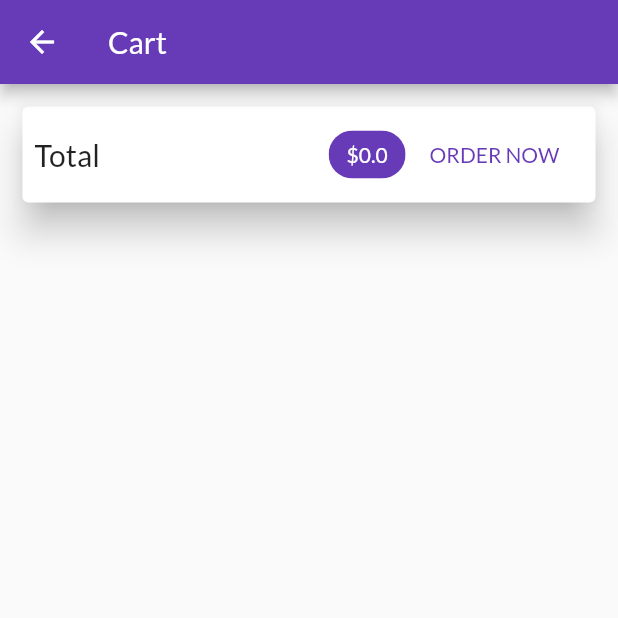
After one commit to lekyvong09/C1903L_C1810L_C1906L_Flutter_shop, a Flutter app: the CartScreen screen opened by its route, on a phone screen of 412 x 824 dp, the top half of it. The commit adds this screen. Run offline on Flutter 3.47's test engine with Material 2 defaults, Android fonts, the phone set to English and light mode, and no system bars; network calls fail; project files that could hold a hidden picture were left out.

Commit message:
Shopping Cart: cart Screen

```diff
--- a/lib/main.dart
+++ b/lib/main.dart
@@ -1,5 +1,6 @@
 import 'package:flutter/material.dart';
 import 'package:my_second_app/models/cart.dart';
+import 'package:my_second_app/screens/cart_screen.dart';
 import 'package:provider/provider.dart';
 
 import './providers/products_provider.dart';
@@ -27,6 +28,7 @@ class MyApp extends StatelessWidget {
         home: ProductsOverviewScreen(),
         routes: {
           ProductDetailScreen.routeName: (ctx) => ProductDetailScreen(),
+          CartScreen.routeName: (ctx) => CartScreen(),
         },
       ),
     );
--- a/lib/models/cart.dart
+++ b/lib/models/cart.dart
@@ -31,4 +31,10 @@ class Cart with ChangeNotifier {
     return _items.length;
   }
 
+  double get totalAmount {
+    double total = 0.0;
+    _items.forEach((key, cartItem) => total += cartItem.unitPrice*cartItem.quantity);
+    return total;
+  }
+
 }
--- /dev/null
+++ b/lib/screens/cart_screen.dart
@@ -0,0 +1,36 @@
+import 'package:flutter/material.dart';
+import 'package:provider/provider.dart';
+
+import '../models/cart.dart';
+
+class CartScreen extends StatelessWidget {
+  static const routeName = '/cart';
+
+  @override
+  Widget build(BuildContext context) {
+    Cart cart = Provider.of<Cart>(context);
+
+    return Scaffold(
+      appBar: AppBar(title: Text('Cart'),),
+      body: Column(children: <Widget>[
+        Card(
+          margin: EdgeInsets.all(15.0),
+          elevation: 10,
+          child: Padding(
+            padding: EdgeInsets.all(8),
+            child: Row(
+              mainAxisAlignment: MainAxisAlignment.spaceBetween,
+              children: [
+                Text('Total', style: TextStyle(fontSize: 20),),
+                Spacer(),
+                Chip(label: Text('\$${cart.totalAmount}', style: TextStyle(color: Theme.of(context).primaryTextTheme.headline6!.color),), backgroundColor: Theme.of(context).primaryColor,),
+                FlatButton(onPressed: () {}, child: Text('ORDER NOW', style: TextStyle(color: Theme.of(context).primaryColor),),)
+              ],
+            ),
+          ),
+        ),
+      ],),
+    );
+  }
+
+}
--- a/lib/screens/products_overview_screen.dart
+++ b/lib/screens/products_overview_screen.dart
@@ -1,4 +1,5 @@
 import 'package:flutter/material.dart';
+import 'package:my_second_app/screens/cart_screen.dart';
 import 'package:provider/provider.dart';
 
 import '../widgets/products_grid.dart';
@@ -43,7 +44,10 @@ class _ProductsOverviewScreen extends State<ProductsOverviewScreen> {
             },
           ),
           Consumer<Cart>(builder: (ctx, cartData, childWidget) => Badge(child: childWidget!, value: cartData.itemCount.toString(), color: Colors.deepOrangeAccent,),
-            child: IconButton(onPressed: () => {}, icon: Icon(Icons.shopping_cart)),),
+            child: IconButton(
+                onPressed: () => Navigator.of(context).pushNamed(CartScreen.routeName),
+                icon: Icon(Icons.shopping_cart)),
+          ),
         ],
       ),
       body: ProductsGrid(_showFavoritesOnly),
```
